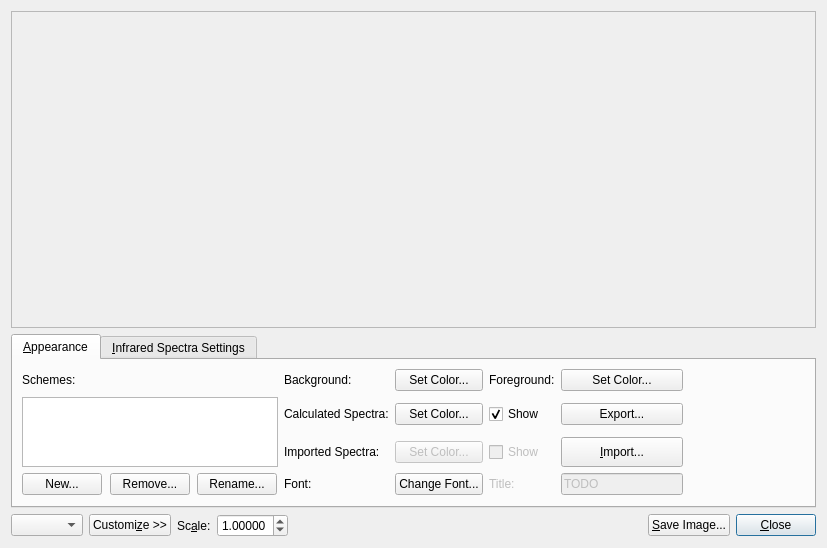
Above: libavogadro/src/extensions/spectradialog.ui from cryos/avogadro before the change. Below: the same form after it.
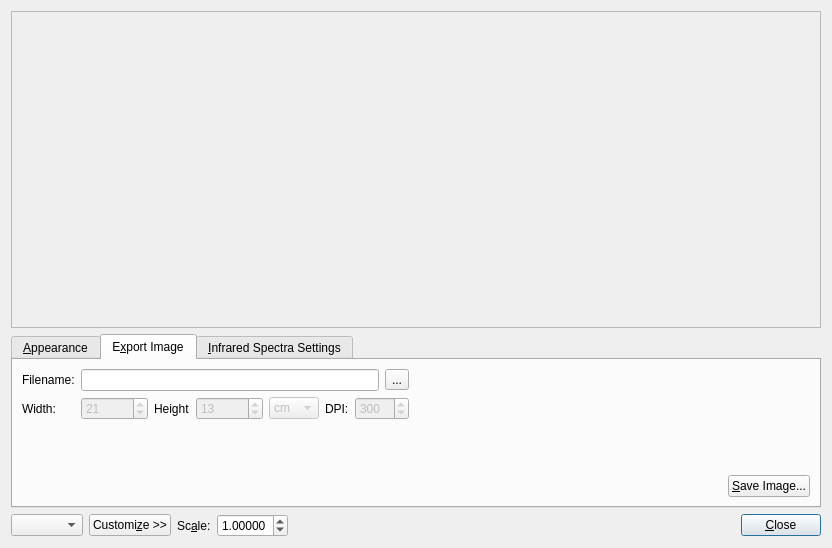
That is the form after the change. Custom widgets are drawn as their Qt base class.

Commit message: Moved spectra image export to a tab.

What changed in the file:
```diff
--- a/libavogadro/src/extensions/spectradialog.ui
+++ b/libavogadro/src/extensions/spectradialog.ui
@@ -6,7 +6,7 @@
    <rect>
     <x>0</x>
     <y>0</y>
-    <width>827</width>
+    <width>832</width>
     <height>548</height>
    </rect>
   </property>
@@ -27,20 +27,7 @@
      </property>
     </widget>
    </item>
-   <item row="3" column="8">
-    <widget class="QPushButton" name="push_save">
-     <property name="sizePolicy">
-      <sizepolicy hsizetype="Fixed" vsizetype="Fixed">
-       <horstretch>0</horstretch>
-       <verstretch>0</verstretch>
-      </sizepolicy>
-     </property>
-     <property name="text">
-      <string>&amp;Save Image...</string>
-     </property>
-    </widget>
-   </item>
-   <item row="3" column="6" colspan="2">
+   <item row="3" column="6" colspan="3">
     <spacer name="horizontalSpacer">
      <property name="orientation">
       <enum>Qt::Horizontal</enum>
@@ -67,7 +54,7 @@
         </sizepolicy>
        </property>
        <property name="currentIndex">
-        <number>0</number>
+        <number>1</number>
        </property>
        <widget class="QWidget" name="tab_appearance">
         <attribute name="title">
@@ -353,6 +340,191 @@
          </item>
         </layout>
        </widget>
+       <widget class="QWidget" name="tab_imageExport">
+        <attribute name="title">
+         <string>E&amp;xport Image</string>
+        </attribute>
+        <layout class="QGridLayout" name="gridLayout_4">
+         <item row="0" column="1" colspan="7">
+          <widget class="QLineEdit" name="edit_imageFilename">
+           <property name="readOnly">
+            <bool>true</bool>
+           </property>
+          </widget>
+         </item>
+         <item row="1" column="5">
+          <widget class="QLabel" name="label_12">
+           <property name="sizePolicy">
+            <sizepolicy hsizetype="Fixed" vsizetype="Preferred">
+             <horstretch>0</horstretch>
+             <verstretch>0</verstretch>
+            </sizepolicy>
+           </property>
+           <property name="text">
+            <string>DPI:</string>
+           </property>
+          </widget>
+         </item>
+         <item row="1" column="0">
+          <widget class="QLabel" name="label_14">
+           <property name="sizePolicy">
+            <sizepolicy hsizetype="Fixed" vsizetype="Preferred">
+             <horstretch>0</horstretch>
+             <verstretch>0</verstretch>
+            </sizepolicy>
+           </property>
+           <property name="text">
+            <string>Width:</string>
+           </property>
+          </widget>
+         </item>
+         <item row="1" column="1">
+          <widget class="QSpinBox" name="spin_imageWidth">
+           <property name="enabled">
+            <bool>false</bool>
+           </property>
+           <property name="maximum">
+            <number>999999</number>
+           </property>
+           <property name="value">
+            <number>21</number>
+           </property>
+          </widget>
+         </item>
+         <item row="1" column="2">
+          <widget class="QLabel" name="label_13">
+           <property name="sizePolicy">
+            <sizepolicy hsizetype="Fixed" vsizetype="Preferred">
+             <horstretch>0</horstretch>
+             <verstretch>0</verstretch>
+            </sizepolicy>
+           </property>
+           <property name="text">
+            <string>Height</string>
+           </property>
+          </widget>
+         </item>
+         <item row="1" column="3">
+          <widget class="QSpinBox" name="spin_imageHeight">
+           <property name="enabled">
+            <bool>false</bool>
+           </property>
+           <property name="maximum">
+            <number>999999</number>
+           </property>
+           <property name="value">
+            <number>13</number>
+           </property>
+          </widget>
+         </item>
+         <item row="0" column="0">
+          <widget class="QLabel" name="label_11">
+           <property name="text">
+            <string>Filename:</string>
+           </property>
+          </widget>
+         </item>
+         <item row="1" column="6" colspan="3">
+          <widget class="QSpinBox" name="spin_imageDPI">
+           <property name="enabled">
+            <bool>false</bool>
+           </property>
+           <property name="maximum">
+            <number>9999</number>
+           </property>
+           <property name="value">
+            <number>300</number>
+           </property>
+          </widget>
+         </item>
+         <item row="1" column="9" colspan="2">
+          <spacer name="horizontalSpacer_3">
+           <property name="orientation">
+            <enum>Qt::Horizontal</enum>
+           </property>
+           <property name="sizeHint" stdset="0">
+            <size>
+             <width>40</width>
+             <height>20</height>
+            </size>
+           </property>
+          </spacer>
+         </item>
+         <item row="0" column="8">
+          <widget class="QToolButton" name="push_imageFilename">
+           <property name="text">
+            <string>...</string>
+           </property>
+          </widget>
+         </item>
+         <item row="1" column="4">
+          <widget class="QComboBox" name="combo_imageUnits">
+           <property name="enabled">
+            <bool>false</bool>
+           </property>
+           <item>
+            <property name="text">
+             <string>cm</string>
+            </property>
+           </item>
+           <item>
+            <property name="text">
+             <string>mm</string>
+            </property>
+           </item>
+           <item>
+            <property name="text">
+             <string>in</string>
+            </property>
+           </item>
+           <item>
+            <property name="text">
+             <string>px</string>
+            </property>
+           </item>
+          </widget>
+         </item>
+         <item row="3" column="10">
+          <widget class="QPushButton" name="push_imageSave">
+           <property name="sizePolicy">
+            <sizepolicy hsizetype="Fixed" vsizetype="Fixed">
+             <horstretch>0</horstretch>
+             <verstretch>0</verstretch>
+            </sizepolicy>
+           </property>
+           <property name="text">
+            <string>&amp;Save Image...</string>
+           </property>
+          </widget>
+         </item>
+         <item row="3" column="9">
+          <spacer name="horizontalSpacer_5">
+           <property name="orientation">
+            <enum>Qt::Horizontal</enum>
+           </property>
+           <property name="sizeHint" stdset="0">
+            <size>
+             <width>40</width>
+             <height>20</height>
+            </size>
+           </property>
+          </spacer>
+         </item>
+         <item row="2" column="10">
+          <spacer name="verticalSpacer_3">
+           <property name="orientation">
+            <enum>Qt::Vertical</enum>
+           </property>
+           <property name="sizeHint" stdset="0">
+            <size>
+             <width>20</width>
+             <height>40</height>
+            </size>
+           </property>
+          </spacer>
+         </item>
+        </layout>
+       </widget>
        <widget class="QWidget" name="tab_infrared">
         <attribute name="title">
          <string>&amp;Infrared Spectra Settings</string>
```
Left out of the diff: 1 changed line with no effect on the pictures. The commit also changes 2 other files.
